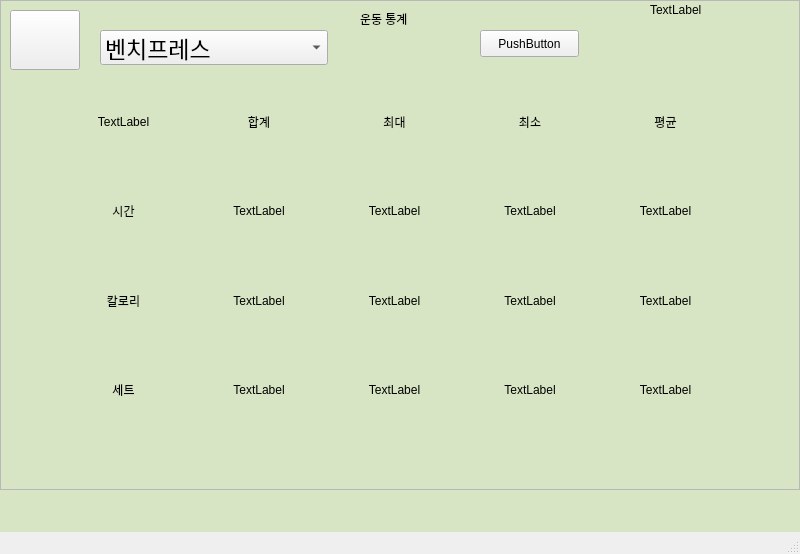
Old version of the form ESE_2022_Robot/GUI_DB/userui.ui in the repository SagongUihun/ESE_2022_MutualHelp.
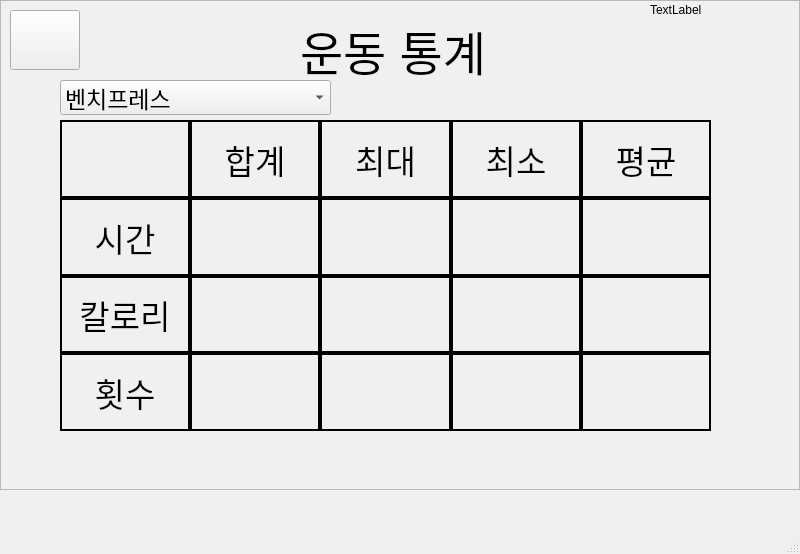
New version of the form. The open tabs and pages were chosen to show the change. Icons and pictures are not drawn.

The edit to the form file:
```diff
--- a/ESE_2022_Robot/GUI_DB/userui.ui
+++ b/ESE_2022_Robot/GUI_DB/userui.ui
@@ -16,7 +16,7 @@
   <widget class="QWidget" name="centralwidget">
    <property name="styleSheet">
     <string notr="true">#centralwidget,#gridLayout_2{
-	background-color:#D8E5C4;
+	background-color:#f0f0f0;
 }
 
 
@@ -25,11 +25,21 @@
 }
 
 #start_1,#seerecord_1,#calibration_1{
-	
+	color: black;
+	background-color: None;
+	border: 2px solid black;
+	border-radius: 35px;
+}
+
+#exitbutton{
+	color: black;
+	background-color: None;
+	border: 2px solid black;
+	border-radius: 10px;
 }
 
 appHeader{
-	color:#2596be;
+	color:#f0f0f0;
 }</string>
    </property>
    <widget class="QStackedWidget" name="stackedWidget">
@@ -1914,15 +1924,28 @@
       <widget class="QWidget" name="gridLayoutWidget_2">
        <property name="geometry">
         <rect>
-         <x>59</x>
-         <y>80</y>
-         <width>671</width>
-         <height>351</height>
+         <x>60</x>
+         <y>120</y>
+         <width>651</width>
+         <height>311</height>
         </rect>
        </property>
        <layout class="QGridLayout" name="gridLayout">
+        <property name="spacing">
+         <number>0</number>
+        </property>
         <item row="0" column="4">
          <widget class="QLabel" name="label_26">
+          <property name="font">
+           <font>
+            <pointsize>25</pointsize>
+            <weight>50</weight>
+            <bold>false</bold>
+           </font>
+          </property>
+          <property name="frameShape">
+           <enum>QFrame::WinPanel</enum>
+          </property>
           <property name="text">
            <string>평균</string>
           </property>
@@ -1933,6 +1956,16 @@
         </item>
         <item row="0" column="2">
          <widget class="QLabel" name="label_24">
+          <property name="font">
+           <font>
+            <pointsize>25</pointsize>
+            <weight>50</weight>
+            <bold>false</bold>
+           </font>
+          </property>
+          <property name="frameShape">
+           <enum>QFrame::WinPanel</enum>
+          </property>
           <property name="text">
            <string>최대</string>
           </property>
@@ -1943,6 +1976,16 @@
         </item>
         <item row="0" column="1">
          <widget class="QLabel" name="label_23">
+          <property name="font">
+           <font>
+            <pointsize>25</pointsize>
+            <weight>50</weight>
+            <bold>false</bold>
+           </font>
+          </property>
+          <property name="frameShape">
+           <enum>QFrame::WinPanel</enum>
+          </property>
           <property name="text">
            <string>합계</string>
           </property>
@@ -1953,6 +1996,16 @@
         </item>
         <item row="0" column="3">
          <widget class="QLabel" name="label_25">
+          <property name="font">
+           <font>
+            <pointsize>25</pointsize>
+            <weight>50</weight>
+            <bold>false</bold>
+           </font>
+          </property>
+          <property name="frameShape">
+           <enum>QFrame::WinPanel</enum>
+          </property>
           <property name="text">
            <string>최소</string>
           </property>
@@ -1963,6 +2016,16 @@
         </item>
         <item row="2" column="0">
          <widget class="QLabel" name="label_29">
+          <property name="font">
+           <font>
+            <pointsize>25</pointsize>
+            <weight>50</weight>
+            <bold>false</bold>
+           </font>
+          </property>
+          <property name="frameShape">
+           <enum>QFrame::WinPanel</enum>
+          </property>
           <property name="text">
            <string>칼로리</string>
           </property>
@@ -1973,6 +2036,16 @@
         </item>
         <item row="1" column="0">
          <widget class="QLabel" name="label_28">
+          <property name="font">
+           <font>
+            <pointsize>25</pointsize>
+            <weight>50</weight>
+            <bold>false</bold>
+           </font>
+          </property>
+          <property name="frameShape">
+           <enum>QFrame::WinPanel</enum>
+          </property>
           <property name="text">
            <string>시간</string>
           </property>
@@ -1981,20 +2054,20 @@
           </property>
          </widget>
         </item>
-        <item row="0" column="0">
-         <widget class="QLabel" name="label_22">
-          <property name="text">
-           <string>TextLabel</string>
-          </property>
-          <property name="alignment">
-           <set>Qt::AlignCenter</set>
-          </property>
-         </widget>
-        </item>
         <item row="3" column="0">
          <widget class="QLabel" name="label_30">
+          <property name="font">
+           <font>
+            <pointsize>25</pointsize>
+            <weight>50</weight>
+            <bold>false</bold>
+           </font>
+          </property>
+          <property name="frameShape">
+           <enum>QFrame::WinPanel</enum>
+          </property>
           <property name="text">
-           <string>세트</string>
+           <string>횟수</string>
           </property>
           <property name="alignment">
            <set>Qt::AlignCenter</set>
@@ -2003,8 +2076,18 @@
         </item>
         <item row="1" column="1">
          <widget class="QLabel" name="detail_1">
+          <property name="font">
+           <font>
+            <pointsize>25</pointsize>
+            <weight>50</weight>
+            <bold>false</bold>
+           </font>
+          </property>
+          <property name="frameShape">
+           <enum>QFrame::WinPanel</enum>
+          </property>
           <property name="text">
-           <string>TextLabel</string>
+           <string/>
           </property>
           <property name="alignment">
            <set>Qt::AlignCenter</set>
@@ -2013,8 +2096,18 @@
         </item>
         <item row="2" column="1">
          <widget class="QLabel" name="detail_5">
+          <property name="font">
+           <font>
+            <pointsize>25</pointsize>
+            <weight>50</weight>
+            <bold>false</bold>
+           </font>
+          </property>
+          <property name="frameShape">
+           <enum>QFrame::WinPanel</enum>
+          </property>
           <property name="text">
-           <string>TextLabel</string>
+           <string/>
           </property>
           <property name="alignment">
            <set>Qt::AlignCenter</set>
@@ -2023,8 +2116,18 @@
         </item>
         <item row="3" column="1">
          <widget class="QLabel" name="detail_9">
+          <property name="font">
+           <font>
+            <pointsize>25</pointsize>
+            <weight>50</weight>
+            <bold>false</bold>
+           </font>
+          </property>
+          <property name="frameShape">
+           <enum>QFrame::WinPanel</enum>
+          </property>
           <property name="text">
-           <string>TextLabel</string>
+           <string/>
           </property>
           <property name="alignment">
            <set>Qt::AlignCenter</set>
@@ -2033,8 +2136,18 @@
         </item>
         <item row="1" column="2">
          <widget class="QLabel" name="detail_2">
+          <property name="font">
+           <font>
+            <pointsize>25</pointsize>
+            <weight>50</weight>
+            <bold>false</bold>
+           </font>
+          </property>
+          <property name="frameShape">
+           <enum>QFrame::WinPanel</enum>
+          </property>
           <property name="text">
-           <string>TextLabel</string>
+           <string/>
           </property>
           <property name="alignment">
            <set>Qt::AlignCenter</set>
@@ -2043,8 +2156,18 @@
         </item>
         <item row="1" column="3">
          <widget class="QLabel" name="detail_3">
+          <property name="font">
+           <font>
+            <pointsize>25</pointsize>
+            <weight>50</weight>
+            <bold>false</bold>
+           </font>
+          </property>
+          <property name="frameShape">
+           <enum>QFrame::WinPanel</enum>
+          </property>
           <property name="text">
-           <string>TextLabel</string>
+           <string/>
           </property>
           <property name="alignment">
            <set>Qt::AlignCenter</set>
@@ -2053,8 +2176,18 @@
         </item>
         <item row="1" column="4">
          <widget class="QLabel" name="detail_4">
+          <property name="font">
+           <font>
+            <pointsize>25</pointsize>
+            <weight>50</weight>
+            <bold>false</bold>
+           </font>
+          </property>
+          <property name="frameShape">
+           <enum>QFrame::WinPanel</enum>
+          </property>
           <property name="text">
-           <string>TextLabel</string>
+           <string/>
           </property>
           <property name="alignment">
            <set>Qt::AlignCenter</set>
@@ -2063,8 +2196,18 @@
         </item>
         <item row="2" column="2">
          <widget class="QLabel" name="detail_6">
+          <property name="font">
+           <font>
+            <pointsize>25</pointsize>
+            <weight>50</weight>
+            <bold>false</bold>
+           </font>
+          </property>
+          <property name="frameShape">
+           <enum>QFrame::WinPanel</enum>
+          </property>
           <property name="text">
-           <string>TextLabel</string>
+           <string/>
           </property>
           <property name="alignment">
            <set>Qt::AlignCenter</set>
@@ -2073,8 +2216,18 @@
         </item>
         <item row="2" column="3">
          <widget class="QLabel" name="detail_7">
+          <property name="font">
+           <font>
+            <pointsize>25</pointsize>
+            <weight>50</weight>
+            <bold>false</bold>
+           </font>
+          </property>
+          <property name="frameShape">
+           <enum>QFrame::WinPanel</enum>
+          </property>
           <property name="text">
-           <string>TextLabel</string>
+           <string/>
           </property>
           <property name="alignment">
            <set>Qt::AlignCenter</set>
@@ -2083,8 +2236,18 @@
         </item>
         <item row="2" column="4">
          <widget class="QLabel" name="detail_8">
+          <property name="font">
+           <font>
+            <pointsize>25</pointsize>
+            <weight>50</weight>
+            <bold>false</bold>
+           </font>
+          </property>
+          <property name="frameShape">
+           <enum>QFrame::WinPanel</enum>
+          </property>
           <property name="text">
-           <string>TextLabel</string>
+           <string/>
           </property>
           <property name="alignment">
            <set>Qt::AlignCenter</set>
@@ -2093,8 +2256,18 @@
         </item>
         <item row="3" column="2">
          <widget class="QLabel" name="detail_10">
+          <property name="font">
+           <font>
+            <pointsize>25</pointsize>
+            <weight>50</weight>
+            <bold>false</bold>
+           </font>
+          </property>
+          <property name="frameShape">
+           <enum>QFrame::WinPanel</enum>
+          </property>
           <property name="text">
-           <string>TextLabel</string>
+           <string/>
           </property>
           <property name="alignment">
            <set>Qt::AlignCenter</set>
@@ -2103,8 +2276,18 @@
         </item>
         <item row="3" column="3">
          <widget class="QLabel" name="detail_11">
+          <property name="font">
+           <font>
+            <pointsize>25</pointsize>
+            <weight>50</weight>
+            <bold>false</bold>
+           </font>
+          </property>
+          <property name="frameShape">
+           <enum>QFrame::WinPanel</enum>
+          </property>
           <property name="text">
-           <string>TextLabel</string>
+           <string/>
           </property>
           <property name="alignment">
            <set>Qt::AlignCenter</set>
@@ -2113,8 +2296,38 @@
         </item>
         <item row="3" column="4">
          <widget class="QLabel" name="detail_12">
+          <property name="font">
+           <font>
+            <pointsize>25</pointsize>
+            <weight>50</weight>
+            <bold>false</bold>
+           </font>
+          </property>
+          <property name="frameShape">
+           <enum>QFrame::WinPanel</enum>
+          </property>
           <property name="text">
-           <string>TextLabel</string>
+           <string/>
+          </property>
+          <property name="alignment">
+           <set>Qt::AlignCenter</set>
+          </property>
+         </widget>
+        </item>
+        <item row="0" column="0">
+         <widget class="QLabel" name="label_22">
+          <property name="font">
+           <font>
+            <pointsize>25</pointsize>
+            <weight>50</weight>
+            <bold>false</bold>
+           </font>
+          </property>
+          <property name="frameShape">
+           <enum>QFrame::WinPanel</enum>
+          </property>
+          <property name="text">
+           <string/>
           </property>
           <property name="alignment">
            <set>Qt::AlignCenter</set>
@@ -2126,12 +2339,17 @@
       <widget class="QLabel" name="label_21">
        <property name="geometry">
         <rect>
-         <x>360</x>
+         <x>300</x>
          <y>10</y>
-         <width>67</width>
-         <height>17</height>
+         <width>191</width>
+         <height>81</height>
         </rect>
        </property>
+       <property name="font">
+        <font>
+         <pointsize>35</pointsize>
+        </font>
+       </property>
        <property name="text">
         <string>운동 통계</string>
        </property>
@@ -2166,25 +2384,12 @@
         <string>TextLabel</string>
        </property>
       </widget>
-      <widget class="QPushButton" name="pushButton">
-       <property name="geometry">
-        <rect>
-         <x>480</x>
-         <y>30</y>
-         <width>99</width>
-         <height>27</height>
-        </rect>
-       </property>
-       <property name="text">
-        <string>PushButton</string>
-       </property>
-      </widget>
       <widget class="QComboBox" name="selectworkout">
        <property name="geometry">
         <rect>
-         <x>100</x>
-         <y>30</y>
-         <width>228</width>
+         <x>60</x>
+         <y>80</y>
+         <width>271</width>
          <height>35</height>
         </rect>
        </property>
```
Left out of the diff: 173 changed lines with no effect on the pictures.
